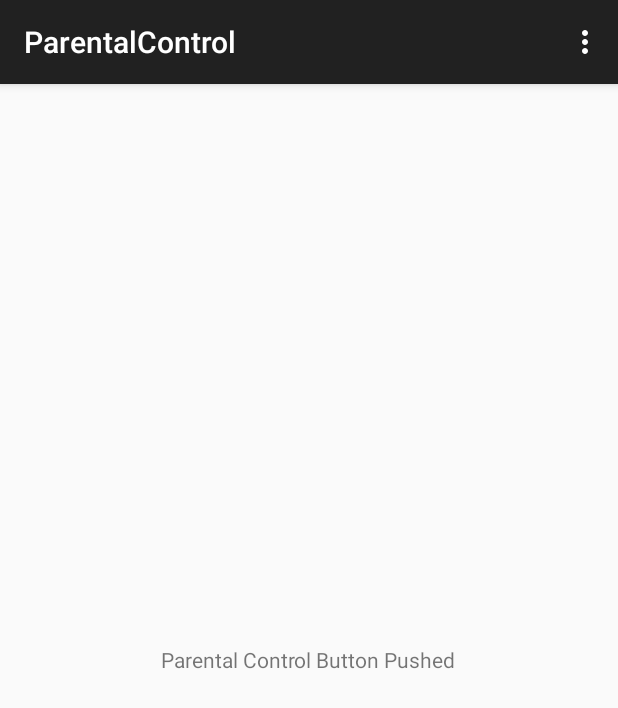
After one commit to RedAlice64/TasterChallengeAndroid, an Android app: the ParentalControl screen opened directly, with no data from a screen before it, on a phone screen of 412 x 824 dp. The commit adds this screen. Shown: the top 708 px of the screen. Run offline under Robolectric (Android 15) with nearby library versions, the phone set to English and light mode, and no system bars.

Commit message:
V4K 0.1 Main Settings Parent Control

```diff
--- /dev/null
+++ b/app/src/main/java/edu/bu/ec500c1/tasterchallengeandroid/ParentalControl.java
@@ -0,0 +1,37 @@
+package edu.bu.ec500c1.tasterchallengeandroid;
+
+import android.support.v7.app.ActionBarActivity;
+import android.os.Bundle;
+import android.view.Menu;
+import android.view.MenuItem;
+
+public class ParentalControl extends ActionBarActivity {
+
+    @Override
+    protected void onCreate(Bundle savedInstanceState) {
+        super.onCreate(savedInstanceState);
+        setContentView(R.layout.activity_parental_control);
+    }
+
+    @Override
+    public boolean onCreateOptionsMenu(Menu menu) {
+        // Inflate the menu; this adds items to the action bar if it is present.
+        getMenuInflater().inflate(R.menu.menu_parental_control, menu);
+        return true;
+    }
+
+    @Override
+    public boolean onOptionsItemSelected(MenuItem item) {
+        // Handle action bar item clicks here. The action bar will
+        // automatically handle clicks on the Home/Up button, so long
+        // as you specify a parent activity in AndroidManifest.xml.
+        int id = item.getItemId();
+
+        //noinspection SimplifiableIfStatement
+        if (id == R.id.action_settings) {
+            return true;
+        }
+
+        return super.onOptionsItemSelected(item);
+    }
+}
--- /dev/null
+++ b/app/src/main/res/layout/activity_parental_control.xml
@@ -0,0 +1,13 @@
+<LinearLayout xmlns:android ="http://schemas.android.com/apk/res/android"
+    xmlns:tools = "http://schemas.android.com/tools"
+    android:layout_width="match_parent"
+    android:layout_height="match_parent"
+    android:gravity="center"
+    android:orientation="horizontal"
+    tools:context="edu.bu.ec500c1.tasterchallengeandroid.ParentalControl">
+
+    <TextView
+        android:layout_width="wrap_content"
+        android:layout_height="wrap_content"
+        android:text="@string/parent_toast"/>
+</LinearLayout>
--- /dev/null
+++ b/app/src/main/res/menu/menu_parental_control.xml
@@ -0,0 +1,7 @@
+<menu xmlns:android="http://schemas.android.com/apk/res/android"
+    xmlns:app="http://schemas.android.com/apk/res-auto"
+    xmlns:tools="http://schemas.android.com/tools"
+    tools:context="edu.bu.ec500c1.tasterchallengeandroid.ParentalControl">
+    <item android:id="@+id/action_settings" android:title="@string/action_settings"
+        android:orderInCategory="100" app:showAsAction="never" />
+</menu>
```
Also changed, not shown: app/src/main/AndroidManifest.xml (+8 -0 lines), app/src/main/java/edu/bu/ec500c1/tasterchallengeandroid/MainActivity.java (+31 -0 lines), app/src/main/java/edu/bu/ec500c1/tasterchallengeandroid/SettingsActivity.java (added, +37 -0 lines), app/src/main/res/layout/activity_main.xml (+27 -8 lines), app/src/main/res/layout/activity_settings.xml (added, +14 -0 lines), app/src/main/res/menu/menu_settings.xml (added, +7 -0 lines), app/src/main/res/values/strings.xml (+9 -0 lines), 2 other files.
